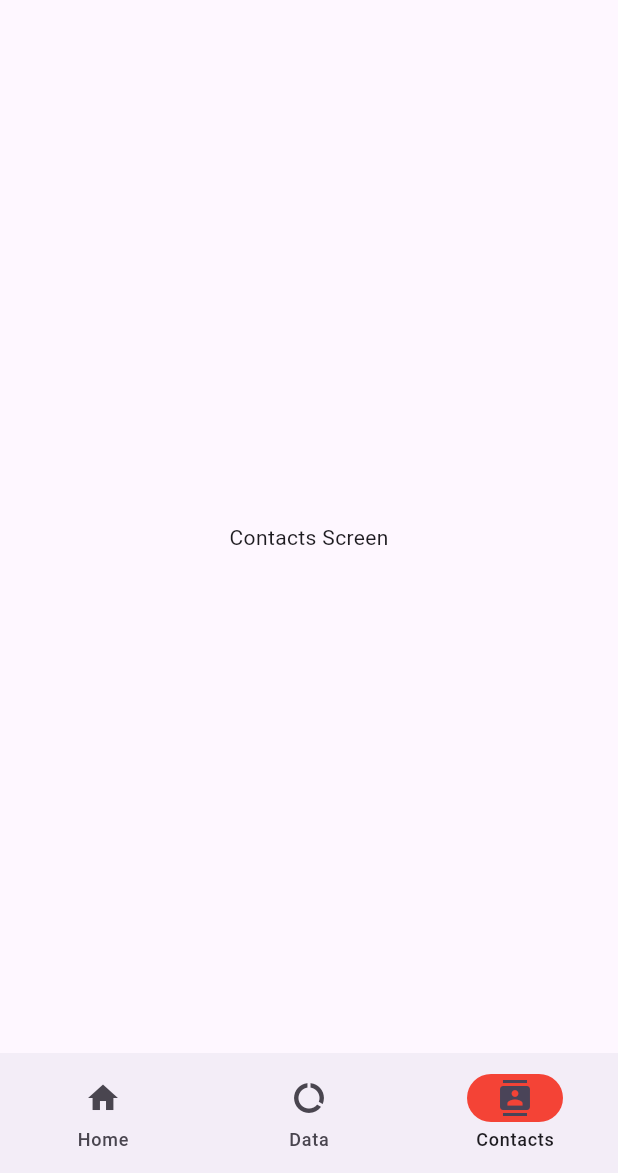
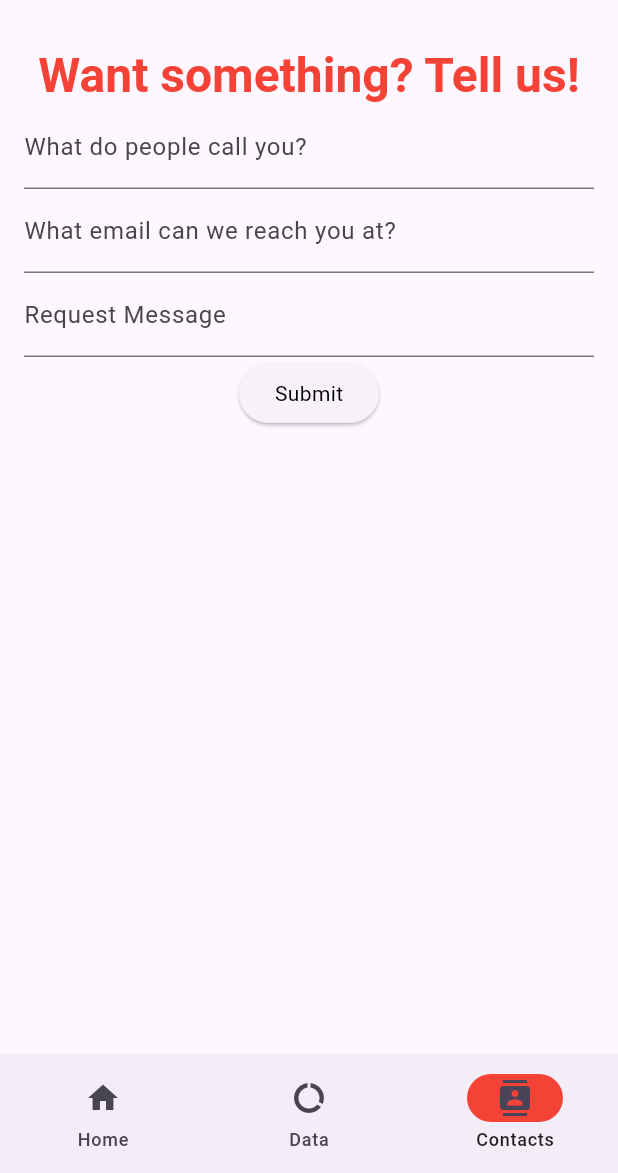
Before and after one commit to corb0140/navigation_flutter_app, a Flutter app: the screen it shows after launch, item 3 of the bottom bar chosen, on a phone screen of 412 x 824 dp, the part 63-1236 px from its top. Run offline on Flutter 3.47's test engine with Material 3 defaults, Android fonts, the light colour scheme and no system bars; network calls fail.

Commit message:
contacts screen

```diff
--- a/lib/main.dart
+++ b/lib/main.dart
@@ -30,6 +30,7 @@ class MainApp extends State<MyApp> {
         colorScheme: ThemeData.light().colorScheme.copyWith(
               primary: Colors.white,
               secondary: Colors.red,
+              tertiary: Colors.black,
             ),
         textTheme: ThemeData.light().textTheme.copyWith(
               headlineLarge:
--- a/lib/screens/contacts_screen.dart
+++ b/lib/screens/contacts_screen.dart
@@ -1,10 +1,73 @@
 import 'package:flutter/material.dart';
 
-class ContactsScreen extends StatelessWidget {
+class ContactsScreen extends StatefulWidget {
   const ContactsScreen({super.key});
 
   @override
+  State<ContactsScreen> createState() => _MyWidgetState();
+}
+
+class _MyWidgetState extends State<ContactsScreen> {
+  final GlobalKey<FormState> _formStateKey = GlobalKey<FormState>();
+
+  final MyData _data = MyData();
+
+  @override
   Widget build(BuildContext context) {
-    return const Center(child: Text("Contacts Screen"));
+    final colorScheme = Theme.of(context).colorScheme;
+    final textTheme = Theme.of(context).textTheme;
+
+    return Scaffold(
+        body: SafeArea(
+            child: Form(
+      key: _formStateKey,
+      child: Padding(
+          padding: const EdgeInsets.all(16.0),
+          child: Column(children: <Widget>[
+            Text(
+              "Want something? Tell us!",
+              style: textTheme.headlineLarge
+                  ?.copyWith(color: colorScheme.secondary),
+            ),
+            TextFormField(
+                decoration: const InputDecoration(
+                  labelText: 'What do people call you?',
+                ),
+                validator: (String? value) {
+                  if (value == null || value.isEmpty) {
+                    return 'Please enter some text';
+                  }
+                  return null; //means no error
+                },
+                onSaved: (String? value) {
+                  _data.name = value ?? '';
+                }),
+            TextFormField(
+              decoration: const InputDecoration(
+                labelText: 'What email can we reach you at?',
+              ),
+            ),
+            TextFormField(
+              decoration: const InputDecoration(
+                labelText: 'Request Message',
+              ),
+            ),
+            ElevatedButton(
+              onPressed: () {
+                // Validate the form
+              },
+              child: Text('Submit',
+                  style: textTheme.bodyMedium
+                      ?.copyWith(color: colorScheme.tertiary)),
+            ),
+          ])),
+    )));
   }
 }
+
+class MyData {
+  //this is like a plain Object in JS to hold properties
+  String name = "";
+  String email = "";
+  String message = "";
+}
--- a/lib/screens/data_screen.dart
+++ b/lib/screens/data_screen.dart
@@ -1,4 +1,5 @@
 import 'dart:convert';
+// ignore: unused_import
 import 'dart:io';
 import 'api_key.dart';
 
@@ -67,12 +68,15 @@ class _MyWidgetState extends State<DataScreen> {
 
   Future<List<Data>> fetchData() async {
     var response = await http.get(Uri.parse(
-        'https://api.themoviedb.org/3/discover/movie?api_key=$tmdbApiKey'));
+        'https://api.themoviedb.org/3/search/movie?api_key=$tmdbApiKey&query=star+wars'));
 
     if (response.statusCode == 200) {
       final jsonResponse = json.decode(response.body) as Map<String, dynamic>;
       final results = jsonResponse['results'] as List<dynamic>;
-      return results.map((dynamic data) => Data.fromJson(data)).toList();
+      return results
+          .take(20)
+          .map((dynamic data) => Data.fromJson(data))
+          .toList();
     } else {
       throw Exception('Failed to load data from the internet');
     }
```
